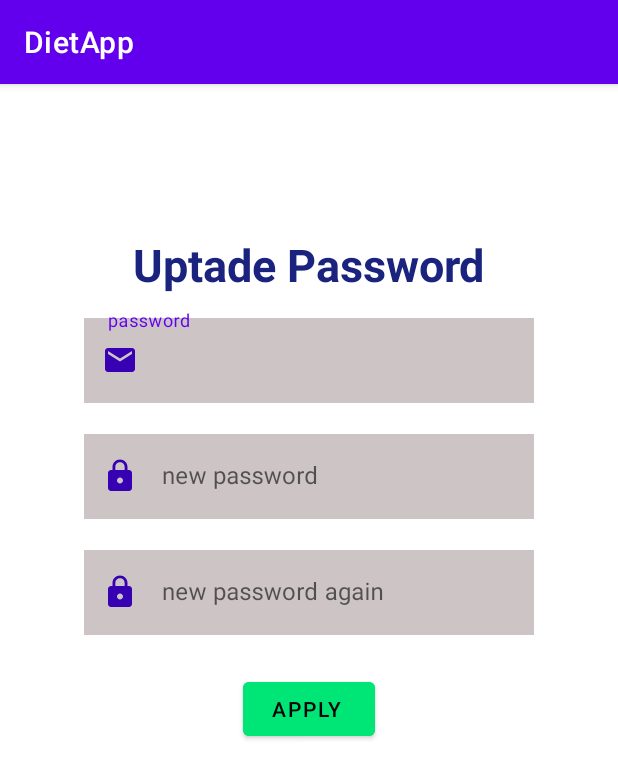
After one commit to brluzn/dietapp, an Android app: the PasswordActivity screen opened directly, with no data from a screen before it, on a phone screen of 412 x 824 dp. The commit adds this screen. Shown: the top 779 px of the screen. Run offline under Robolectric (Android 15) with nearby library versions, the phone set to English and light mode, and no system bars; our stand-ins replace Firebase (no records; nobody signed in at launch, a user with empty details on screens opened directly).

Commit message:
currentdate ok  15.05.2021 04:30

```diff
--- a/app/src/main/AndroidManifest.xml
+++ b/app/src/main/AndroidManifest.xml
@@ -9,8 +9,9 @@
         android:roundIcon="@mipmap/ic_launcher_round"
         android:supportsRtl="true"
         android:theme="@style/Theme.DietApp">
-        <activity android:name=".Activities.DetailsActivity"></activity>
-        <activity android:name=".Activities.MenuActivity"></activity>
+        <activity android:name=".Activities.PasswordActivity"></activity>
+        <activity android:name=".Activities.DetailsActivity" />
+        <activity android:name=".Activities.MenuActivity" />
         <activity android:name=".Activities.SignUpActivity" />
         <activity android:name=".Activities.LoginActivity">
             <intent-filter>
--- a/app/src/main/java/com/example/dietapp/Activities/DetailsActivity.java
+++ b/app/src/main/java/com/example/dietapp/Activities/DetailsActivity.java
@@ -19,6 +19,9 @@ import com.google.firebase.database.DatabaseReference;
 import com.google.firebase.database.FirebaseDatabase;
 import com.google.firebase.database.Query;
 import com.google.firebase.database.ValueEventListener;
+import com.pierfrancescosoffritti.androidyoutubeplayer.core.player.YouTubePlayer;
+import com.pierfrancescosoffritti.androidyoutubeplayer.core.player.listeners.AbstractYouTubePlayerListener;
+import com.pierfrancescosoffritti.androidyoutubeplayer.core.player.views.YouTubePlayerView;
 
 public class DetailsActivity extends AppCompatActivity {
 
@@ -27,6 +30,9 @@ public class DetailsActivity extends AppCompatActivity {
     TextView recipe_title;
     TextView recipe;
     TextView details_time;
+
+    YouTubePlayerView youTubePlayerView;
+
     @Override
     protected void onCreate(Bundle savedInstanceState) {
         super.onCreate(savedInstanceState);
@@ -36,6 +42,9 @@ public class DetailsActivity extends AppCompatActivity {
         recipe=findViewById(R.id.recipe);
         details_time=findViewById(R.id.details_time);
         btn=findViewById(R.id.btn_home);
+
+
+
 
         Bundle data=getIntent().getExtras();
 
@@ -70,11 +79,13 @@ public class DetailsActivity extends AppCompatActivity {
 
 
                 if (m1!=null){
-                    recipe.setText(m1.menu);
+                    recipe.setText(m1.recipe);
                     details_time.setText(time);
-                }
+                    recipe_title.setText(m1.recipe_title);
+                    System.out.println(recipe);
 
 
+                }
 
             }
             @Override
--- a/app/src/main/java/com/example/dietapp/Activities/MenuActivity.java
+++ b/app/src/main/java/com/example/dietapp/Activities/MenuActivity.java
@@ -200,7 +200,7 @@ public class MenuActivity extends AppCompatActivity {
         List<String> childitem3=Arrays.asList(dates.get(14),dates.get(15),dates.get(16),dates.get(17),dates.get(18),dates.get(19),dates.get(20));
         List<String> childitem4=Arrays.asList(dates.get(21),dates.get(22),dates.get(23),dates.get(24),dates.get(25),dates.get(26),dates.get(27));
 
-        List<String> childitemprofile=Arrays.asList("Edit Profile","Logout");
+        List<String> childitemprofile=Arrays.asList("Edit Profile","Change Password","Logout");
 
         lstChild=  new TreeMap<>();
         lstChild.put(title.get(0),childitemprofile);
--- /dev/null
+++ b/app/src/main/java/com/example/dietapp/Activities/PasswordActivity.java
@@ -0,0 +1,66 @@
+package com.example.dietapp.Activities;
+
+import androidx.annotation.NonNull;
+import androidx.appcompat.app.AppCompatActivity;
+
+import android.os.Bundle;
+import android.util.Log;
+import android.view.View;
+import android.widget.Button;
+import android.widget.EditText;
+import android.widget.Toast;
+
+import com.example.dietapp.R;
+import com.google.android.gms.tasks.OnCompleteListener;
+import com.google.android.gms.tasks.Task;
+import com.google.firebase.auth.FirebaseAuth;
+import com.google.firebase.auth.FirebaseUser;
+
+public class PasswordActivity extends AppCompatActivity {
+
+    Button btn_apply;
+    EditText password;
+    EditText new_password;
+    EditText new_password_again;
+
+    FirebaseAuth auth= FirebaseAuth.getInstance();
+
+    @Override
+    protected void onCreate(Bundle savedInstanceState) {
+        super.onCreate(savedInstanceState);
+        setContentView(R.layout.activity_password);
+
+        password=findViewById(R.id.PA_password_edittext);
+        new_password=findViewById(R.id.PA_newpassword_edittext);
+        new_password_again=findViewById(R.id.PA_newpassword_again_edittext);
+        btn_apply=findViewById(R.id.btn_changePass);
+
+        btn_apply.setOnClickListener(new View.OnClickListener() {
+            @Override
+            public void onClick(View v) {
+
+                FirebaseUser currentUser=auth.getCurrentUser();
+
+                String pass=password.getText().toString();
+                String new_pass=new_password.getText().toString();
+                String new_pass_again=new_password_again.getText().toString();
+
+                if (new_pass.equals(new_pass_again)){
+                    currentUser.updatePassword(new_pass)
+                            .addOnCompleteListener(new OnCompleteListener<Void>() {
+                                @Override
+                                public void onComplete(@NonNull Task<Void> task) {
+                                    if (task.isSuccessful()) {
+                                        Log.e("TAG", "User password updated.");
+                                    }
+                                }
+                            });
+                }else
+                    Toast.makeText(getApplicationContext(), "Error", Toast.LENGTH_SHORT).show();
+            }
+        });
+
+
+
+    }
+}
--- a/app/src/main/java/com/example/dietapp/Fragments/FragmentContent.java
+++ b/app/src/main/java/com/example/dietapp/Fragments/FragmentContent.java
@@ -21,6 +21,7 @@ import com.example.dietapp.Activities.DetailsActivity;
 import com.example.dietapp.Activities.LoginActivity;
 import com.example.dietapp.Activities.MainActivity;
 import com.example.dietapp.Activities.MenuActivity;
+import com.example.dietapp.Activities.PasswordActivity;
 import com.example.dietapp.Models.MenuModel;
 import com.example.dietapp.Models.UserInfo;
 import com.example.dietapp.R;
@@ -176,6 +177,12 @@ public class FragmentContent extends Fragment {
                 Intent intent = new Intent(getContext(), LoginActivity.class);
                 startActivity(intent);
             }
+            else if (tiTle=="Change Password"){
+                Intent intent = new Intent(getContext(), PasswordActivity.class);
+                startActivity(intent);
+            }
+
+
             else if (tiTle=="Profile"){
                 loadUserInfo();
                 LLayout_week.setVisibility(View.VISIBLE);
@@ -192,9 +199,6 @@ public class FragmentContent extends Fragment {
                 loadUserInfo();
                 LLayout_week.setVisibility(View.GONE);
                 LLayout_day.setVisibility(View.VISIBLE);
-
-
-
 
 
             }
--- a/app/src/main/java/com/example/dietapp/Models/MenuModel.java
+++ b/app/src/main/java/com/example/dietapp/Models/MenuModel.java
@@ -3,13 +3,17 @@ package com.example.dietapp.Models;
 public class MenuModel {
     public String menu;
     public String video;
+    public String recipe;
+    public String recipe_title;
 
     public MenuModel() {
     }
 
-    public MenuModel(String menu, String video) {
+    public MenuModel(String menu, String video, String recipe, String recipe_title) {
         this.menu = menu;
         this.video = video;
+        this.recipe = recipe;
+        this.recipe_title = recipe_title;
     }
 
     public String getMenu() {
@@ -27,4 +31,20 @@ public class MenuModel {
     public void setVideo(String video) {
         this.video = video;
     }
+
+    public String getRecipe() {
+        return recipe;
+    }
+
+    public void setRecipe(String recipe) {
+        this.recipe = recipe;
+    }
+
+    public String getRecipe_title() {
+        return recipe_title;
+    }
+
+    public void setRecipe_title(String recipe_title) {
+        this.recipe_title = recipe_title;
+    }
 }
--- a/app/src/main/res/layout/activity_details.xml
+++ b/app/src/main/res/layout/activity_details.xml
@@ -34,7 +34,7 @@
             android:layout_height="wrap_content"
             android:padding="5dp"
 
-            app:videoId="S0Q4gqBUs7c"
+            app:videoId="948mcYdlhRk"
             app:autoPlay="false"
             app:showFullScreenButton="false" />
 
--- /dev/null
+++ b/app/src/main/res/layout/activity_password.xml
@@ -0,0 +1,116 @@
+<?xml version="1.0" encoding="utf-8"?>
+<LinearLayout
+    android:orientation="vertical"
+    xmlns:android="http://schemas.android.com/apk/res/android"
+    xmlns:app="http://schemas.android.com/apk/res-auto"
+    xmlns:tools="http://schemas.android.com/tools"
+    android:layout_width="match_parent"
+    android:layout_height="match_parent"
+    tools:context=".Activities.PasswordActivity">
+    <TextView
+        android:layout_width="wrap_content"
+        android:layout_height="wrap_content"
+        android:text="Uptade Password"
+        android:textSize="30sp"
+        android:textColor="#1A237E"
+        android:textStyle="bold"
+
+        android:layout_gravity="center"
+        android:layout_marginTop="100dp"
+
+
+        />
+
+    <LinearLayout
+        android:layout_width="300dp"
+        android:layout_height="wrap_content"
+        android:orientation="vertical"
+        android:layout_gravity="center"
+        android:layout_marginTop="10dp"
+        >
+
+
+        <LinearLayout
+            android:layout_width="300dp"
+            android:layout_height="wrap_content"
+            android:layout_gravity="center"
+            android:orientation="vertical"
+            >
+
+
+            <com.google.android.material.textfield.TextInputLayout
+                android:id="@+id/outlinedTextField5"
+                android:layout_width="match_parent"
+                android:layout_height="wrap_content"
+                android:hint="password"
+                app:startIconDrawable="@drawable/ic_baseline_email_24"
+                app:startIconTint="@color/purple_700"
+
+                style="@style/Widget.MaterialComponents.TextInputLayout.OutlinedBox"
+                android:layout_marginBottom="15dp"
+                >
+
+                <com.google.android.material.textfield.TextInputEditText
+                    android:id="@+id/PA_password_edittext"
+                    android:layout_width="match_parent"
+                    android:layout_height="wrap_content"
+                    android:inputType="textEmailAddress"
+                    android:background="@color/gray"
+                    />
+
+            </com.google.android.material.textfield.TextInputLayout>
+            <com.google.android.material.textfield.TextInputLayout
+                android:id="@+id/outlinedTextField2"
+                android:layout_width="match_parent"
+                android:layout_height="wrap_content"
+                android:hint="new password"
+                app:startIconDrawable="@drawable/ic_baseline_lock_24"
+                app:startIconTint="@color/purple_700"
+                android:layout_marginBottom="15dp"
+                style="@style/Widget.MaterialComponents.TextInputLayout.OutlinedBox">
+
+                <com.google.android.material.textfield.TextInputEditText
+                    android:id="@+id/PA_newpassword_edittext"
+                    android:layout_width="match_parent"
+                    android:layout_height="wrap_content"
+                    android:background="@color/gray"
+                    android:inputType="textPassword"
+                    />
+
+            </com.google.android.material.textfield.TextInputLayout>
+            <com.google.android.material.textfield.TextInputLayout
+                android:id="@+id/outlinedTextField3"
+                android:layout_width="match_parent"
+                android:layout_height="wrap_content"
+                android:hint="new password again"
+                app:startIconDrawable="@drawable/ic_baseline_lock_24"
+                app:startIconTint="@color/purple_700"
+                style="@style/Widget.MaterialComponents.TextInputLayout.OutlinedBox">
+
+                <com.google.android.material.textfield.TextInputEditText
+                    android:id="@+id/PA_newpassword_again_edittext"
+                    android:layout_width="match_parent"
+                    android:layout_height="wrap_content"
+                    android:background="@color/gray"
+                    android:inputType="textPassword"
+                    />
+
+            </com.google.android.material.textfield.TextInputLayout>
+
+
+
+            <com.google.android.material.button.MaterialButton
+                android:id="@+id/btn_changePass"
+                android:layout_width="wrap_content"
+                android:layout_height="wrap_content"
+                android:text="Apply "
+                android:backgroundTint="@color/green"
+                android:textColor="@color/black"
+                android:layout_gravity="center"
+                android:layout_marginTop="25dp"
+                />
+        </LinearLayout>
+
+    </LinearLayout>
+
+</LinearLayout>
```
